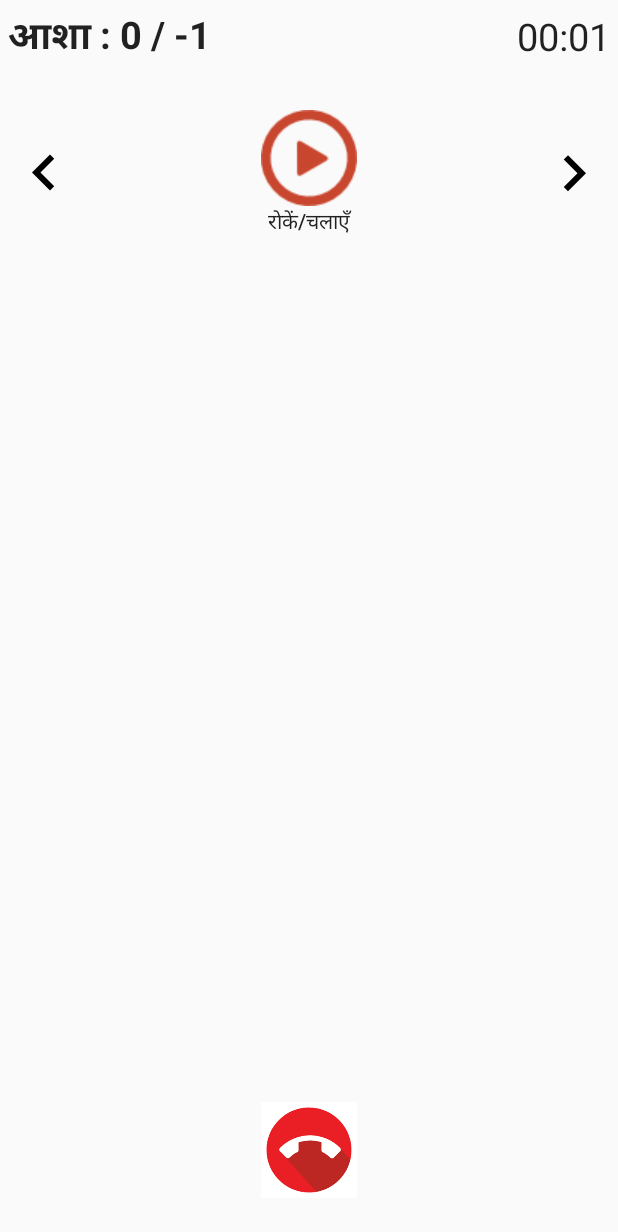
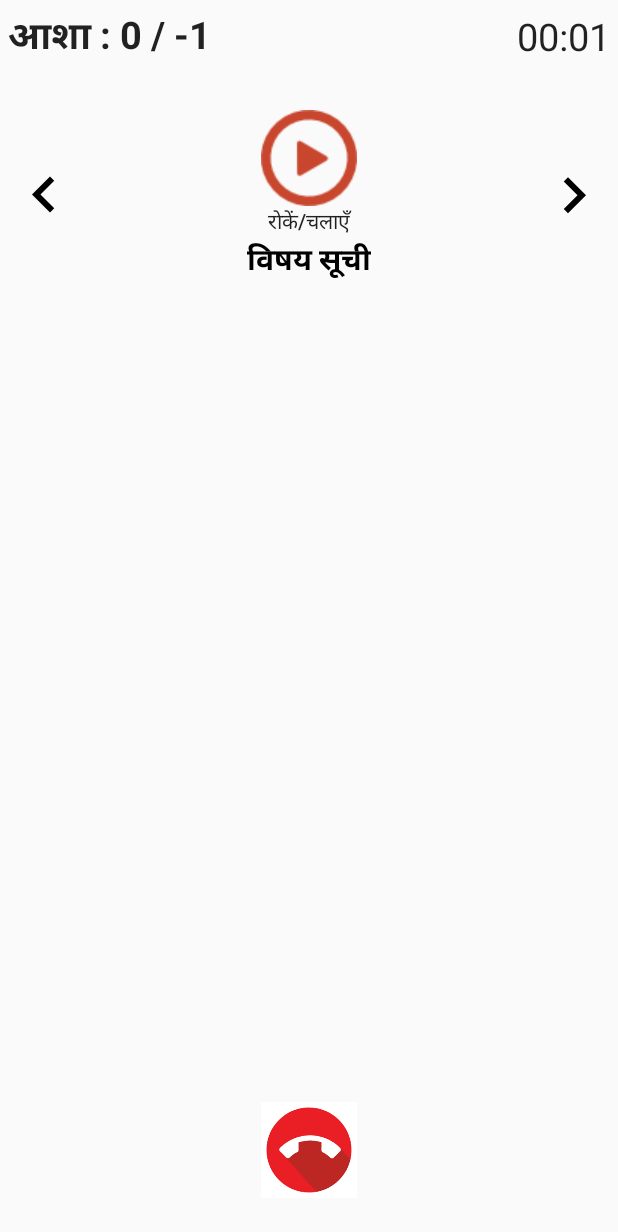
Before and after one commit to deepak15013/Sangoshthi-Phase-2, an Android app: the ShowActivity screen opened directly, with no data from a screen before it, on a phone screen of 412 x 824 dp. Shown: the top 1232 px of the screen. Run offline under Robolectric (Android 15) with nearby library versions, the phone set to English and light mode, and no system bars.

Commit message:
1. Login bug resolve 2. Next Prev functionality added and improved 3. Toggle buttons logic changed 4. New server number added

```diff
--- a/app/src/main/java/io/github/varunj/sangoshthi_ivr/callhandler/CallReceiver.java
+++ b/app/src/main/java/io/github/varunj/sangoshthi_ivr/callhandler/CallReceiver.java
@@ -85,6 +85,7 @@ public class CallReceiver extends PhoneCallReceiver {
             serverNum.add("9643066633");
             serverNum.add("9643411611");
             serverNum.add("9643722522");
+            serverNum.add("7291048199");
         }
 
         for(String serverNumberItem : serverNum) {
--- a/app/src/main/java/io/github/varunj/sangoshthi_ivr/network/AMQPPublish.java
+++ b/app/src/main/java/io/github/varunj/sangoshthi_ivr/network/AMQPPublish.java
@@ -114,7 +114,7 @@ public class AMQPPublish {
 
     public void publishMessage(JSONObject message) {
         try {
-            Log.d(TAG, "pushing message to queue - " + message);
+//            Log.d(TAG, "pushing message to queue - " + message);
             queue.putLast(message);
         } catch (InterruptedException e) {
             e.printStackTrace();
--- a/app/src/main/java/io/github/varunj/sangoshthi_ivr/network/RequestMessageHelper.java
+++ b/app/src/main/java/io/github/varunj/sangoshthi_ivr/network/RequestMessageHelper.java
@@ -191,11 +191,12 @@ public class RequestMessageHelper {
         }
     }
 
-    public void playShowMedia(int mediaOrder) {
+    public void playShowMedia(int mediaOrder, String type) {
         JSONObject jsonObject = new JSONObject();
         try {
             jsonObject.put("objective", "play_show_media");
             jsonObject.put("media_order", Integer.toString(mediaOrder));
+            jsonObject.put("type", type);
             jsonObject.put("broadcaster", SharedPreferenceManager.getInstance().getBroadcaster());
             jsonObject.put("cohort_id", SharedPreferenceManager.getInstance().getCohortId());
             jsonObject.put("show_id", SharedPreferenceManager.getInstance().getShowId());
--- a/app/src/main/res/layout/activity_show.xml
+++ b/app/src/main/res/layout/activity_show.xml
@@ -51,14 +51,31 @@
             android:contentDescription="@string/cd_image"
             android:src="@drawable/btn_prev" />
 
-        <Button
-            android:id="@+id/show_play_pause"
+        <LinearLayout
             android:layout_width="wrap_content"
             android:layout_height="wrap_content"
-            android:text="@string/show_play_pause"
-            android:drawableTop="@drawable/btn_play"
-            android:background="@android:color/transparent"
-            android:layout_centerInParent="true" />
+            android:layout_centerInParent="true"
+            android:gravity="center"
+            android:orientation="vertical">
+
+            <Button
+                android:id="@+id/show_play_pause"
+                android:layout_width="wrap_content"
+                android:layout_height="wrap_content"
+                android:background="@android:color/transparent"
+                android:drawableTop="@drawable/btn_play"
+                android:text="@string/show_play_pause" />
+
+            <TextView
+                android:id="@+id/tv_media_name"
+                android:layout_width="wrap_content"
+                android:layout_height="wrap_content"
+                android:text="@string/placeholder_tv_media_name"
+                android:textColor="@color/colorBlack"
+                android:textSize="20sp"
+                android:textStyle="bold" />
+
+        </LinearLayout>
 
         <ImageButton
             android:id="@+id/btn_next_content"
--- a/app/src/main/res/values/strings.xml
+++ b/app/src/main/res/values/strings.xml
@@ -57,6 +57,7 @@
     <string name="placeholder_tv_tutorial">विषय सूची</string>
     <string name="placeholder_tv_date">13 july, 2017</string>
     <string name="placeholder_tv_file_name">file_name.mp4</string>
+    <string name="placeholder_tv_media_name">विषय सूची</string>
 
     <!-- Messages String -->
     <string name="progress_dialog_calling_broadcaster">कॉल की प्रतीक्षा करें</string>
```
Also changed, not shown: app/src/main/java/io/github/varunj/sangoshthi_ivr/activities/LoginActivity.java (+103 -100 lines), app/src/main/java/io/github/varunj/sangoshthi_ivr/activities/ShowActivity.java (+82 -38 lines), app/src/main/java/io/github/varunj/sangoshthi_ivr/models/ShowPlaybackModel.java (+13 -1 lines), app/src/main/java/io/github/varunj/sangoshthi_ivr/network/ResponseMessageHelper.java (+8 -0 lines), 1 other file.
